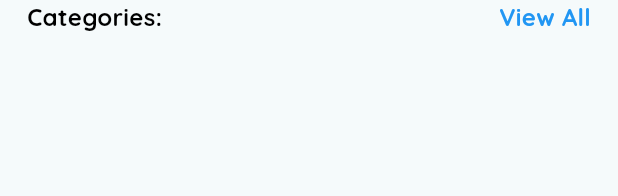
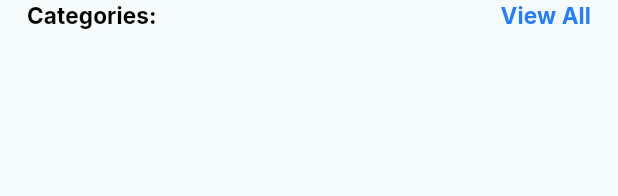
Before and after one commit to Sukhmeetsingh306/store_app, a Flutter app: the RowTextSands widget shown alone on an empty page, opened directly, on a phone screen of 412 x 824 dp. Shown: the top 196 px of the screen. Run offline on Flutter 3.47's test engine with Material 3 defaults, Android fonts, the phone set to English and light mode, and no system bars; our stand-ins replace file_picker, flutter_riverpod, flutter_svg, google_fonts, image_picker, intl_phone_field and 3 more; missing offline and left inert: cloudinary_public, flutter_admin_scaffold, random_avatar; accounts and stored records are empty; network calls fail.

Commit message:
updated font and textstyle

```diff
--- a/multi_vendor/lib/utils/fonts/row_text_sands.dart
+++ b/multi_vendor/lib/utils/fonts/row_text_sands.dart
@@ -6,12 +6,14 @@ import 'google_fonts_utils.dart';
 class RowTextSands extends StatelessWidget {
   final String title;
   final String subTitle;
+  final MainAxisAlignment? mainAxisAlignment;
+
   const RowTextSands({
     super.key,
     required this.title,
     required this.subTitle,
+    this.mainAxisAlignment,
   });
-
   @override
   Widget build(
     BuildContext context, {
@@ -26,16 +28,18 @@ class RowTextSands extends StatelessWidget {
         right: right ?? 18,
       ),
       child: Row(
-        mainAxisAlignment: MainAxisAlignment.spaceBetween,
+        mainAxisAlignment: mainAxisAlignment ?? MainAxisAlignment.spaceBetween,
         children: [
-          googleTextSands(
+          googleInterText(
             title,
             fontWeight: FontWeight.bold,
+            fontSize: 15,
           ),
-          googleTextSands(
+          googleInterText(
             subTitle,
             fontWeight: FontWeight.bold,
-            color: ColorTheme.color.dodgerBlue,
+            color: ColorTheme.color.mediumBlue,
+            fontSize: 15,
           ),
         ],
       ),
```
